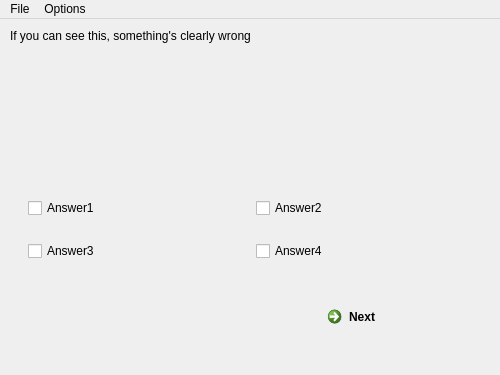
Qt form mainwindow.ui (Project-Junebug/Junebug-2) before a commit.
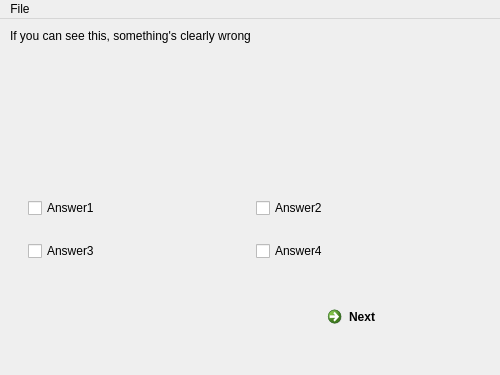
The same form after that commit.

What changed in the file:
```diff
--- a/mainwindow.ui
+++ b/mainwindow.ui
@@ -227,14 +227,7 @@
     <addaction name="separator"/>
     <addaction name="actionLoad"/>
    </widget>
-   <widget class="QMenu" name="menuOptions">
-    <property name="title">
-     <string>Options</string>
-    </property>
-    <addaction name="actionAutosave_enabled"/>
-   </widget>
    <addaction name="menuFile"/>
-   <addaction name="menuOptions"/>
   </widget>
   <widget class="QStatusBar" name="statusBar">
    <property name="enabled">
```
